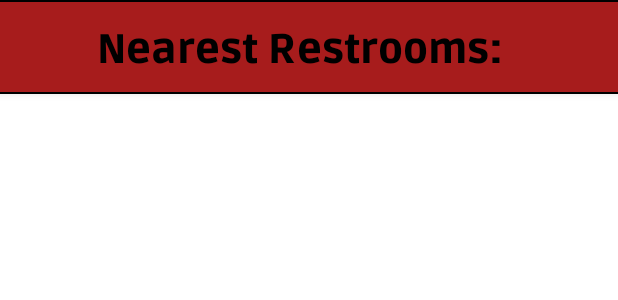
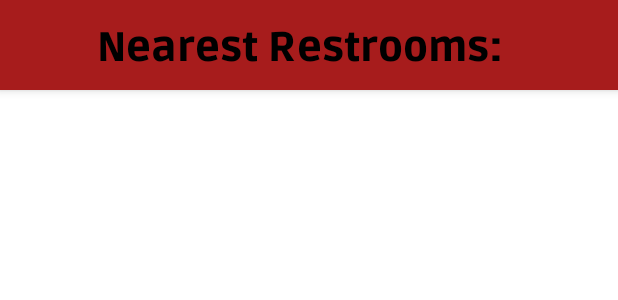
Before and after one commit to becksons/BAZ_FlushHub, an Android app: the layout nearest_restroom_recycler_list.xml on its own in the app's theme, with its tools: preview values and no code run, on a phone screen of 412 x 824 dp. Shown: the top 300 px of the screen. Run offline under Robolectric (Android 15) with nearby library versions, the phone set to English and light mode, and no system bars.

Commit message:
Cleaning up code and UI

```diff
--- a/app/src/main/java/com/example/flushhubproto/MainActivity.kt
+++ b/app/src/main/java/com/example/flushhubproto/MainActivity.kt
@@ -69,7 +69,7 @@ class MainActivity : AppCompatActivity() {
     override fun onCreate(savedInstanceState: Bundle?) {
         super.onCreate(savedInstanceState)
 
-        // Database Initialization
+
         Realm.init(this)  // Initialize realm before ViewModel
 
         binding = ActivityMainBinding.inflate(layoutInflater)
@@ -186,7 +186,7 @@ class MainActivity : AppCompatActivity() {
     }
     private fun greetUserWithDistance() {
         val name = getUserName()
-        val milesAway = 0.01f // Replace with actual logic to calculate distance
+        val milesAway = 0.01f  //TODO: Change to meters
         greetUser(name, milesAway)
     }
     private fun getUserName(): String {
--- a/app/src/main/java/com/example/flushhubproto/ui/entertainment/ArticleViewModel.kt
+++ b/app/src/main/java/com/example/flushhubproto/ui/entertainment/ArticleViewModel.kt
@@ -8,7 +8,7 @@ import androidx.lifecycle.MutableLiveData
 import androidx.lifecycle.ViewModel
 import androidx.lifecycle.viewModelScope
 
-import com.example.newsapp.newsapi.RetrofitInstance
+import com.example.flushhubproto.ui.newsapi.RetrofitInstance
 import kotlinx.coroutines.launch
 import java.lang.Exception
 import android.content.Context
--- a/app/src/main/java/com/example/flushhubproto/ui/gallery/FindRestroomFragment.kt
+++ b/app/src/main/java/com/example/flushhubproto/ui/gallery/FindRestroomFragment.kt
@@ -34,7 +34,6 @@ class FindRestroomFragment : Fragment() {
         return root
     }
     private fun handleGenderSelection(gender: String) {
-        // Conditional logic based on gender
         if (gender == "Male") {
             // Do something for Male
 
--- a/app/src/main/java/com/example/flushhubproto/ui/newsapi/NewsApi.kt
+++ b/app/src/main/java/com/example/flushhubproto/ui/newsapi/NewsApi.kt
@@ -1,6 +1,5 @@
-package com.example.newsapp.newsapi
+package com.example.flushhubproto.ui.newsapi
 
-import com.example.flushhubproto.ui.newsapi.NewsResponse
 import retrofit2.Response
 import retrofit2.Retrofit
 import retrofit2.converter.gson.GsonConverterFactory
--- a/app/src/main/java/com/example/flushhubproto/ui/rating/RatingsFragment.kt
+++ b/app/src/main/java/com/example/flushhubproto/ui/rating/RatingsFragment.kt
@@ -13,8 +13,7 @@ class RatingsFragment : Fragment() {
 
     private var _binding: FragmentRatingsBinding? = null
 
-    // This property is only valid between onCreateView and
-    // onDestroyView.
+
     private val binding get() = _binding!!
     override fun onCreateView(
         inflater: LayoutInflater, container: ViewGroup?,
--- a/app/src/main/java/com/example/flushhubproto/ui/rating/RestroomAdapter.kt
+++ b/app/src/main/java/com/example/flushhubproto/ui/rating/RestroomAdapter.kt
@@ -20,7 +20,7 @@ class RestroomAdapter(private val restrooms: List<Restroom>, private val listene
     class RestroomViewHolder(itemView: View) : RecyclerView.ViewHolder(itemView) {
         private var restroomIDCount = 0
         fun bind(restroom: Restroom, listener: OnItemClickListener) {
-            // Bind your view elements with restroom properties
+
             itemView.findViewById<TextView>(R.id.reviewNickname).text = restroom.name
 //            restroom.reviews[restroom.id].plus(itemView.findViewById<TextView>(R.id.review).text)
 //            itemView.findViewById<Button>(R.id.submitReviewButton).setOnClickListener {
--- a/app/src/main/res/layout/fragment_home.xml
+++ b/app/src/main/res/layout/fragment_home.xml
@@ -12,7 +12,7 @@
         <androidx.fragment.app.FragmentContainerView
             android:id="@+id/map_container"
             android:layout_width="match_parent"
-            android:layout_height="350dp"
+            android:layout_height="500dp"
             app:layout_constraintBottom_toBottomOf="parent"
             app:layout_constraintEnd_toEndOf="parent"
             app:layout_constraintHorizontal_bias="0.0"
--- a/app/src/main/res/layout/nearest_restroom_recycler_list.xml
+++ b/app/src/main/res/layout/nearest_restroom_recycler_list.xml
@@ -9,16 +9,11 @@
         android:orientation="vertical">
 
 
-        <View
-            android:layout_width="wrap_content"
-            android:layout_height="1dp"
-            android:background="@color/black"
-            android:layout_marginTop="0dp" />
         <com.google.android.material.appbar.AppBarLayout
             android:id = "@+id/nearest_rest_appbar"
             android:layout_width="match_parent"
             android:layout_height="60dp"
-            android:elevation="20dp"
+            android:elevation="10dp"
 
 
 
@@ -43,11 +38,6 @@
 
 
         </com.google.android.material.appbar.AppBarLayout>
-        <View
-            android:layout_width="wrap_content"
-            android:layout_height="1dp"
-            android:background="@color/black"
-            android:layout_marginTop="0dp" />
 
         <androidx.recyclerview.widget.RecyclerView
             android:id="@+id/nearest_location_recycler_view"
```
Also changed, not shown: app/src/main/java/com/example/flushhubproto/ui/home/HomeFragment.kt (+4 -5 lines).
